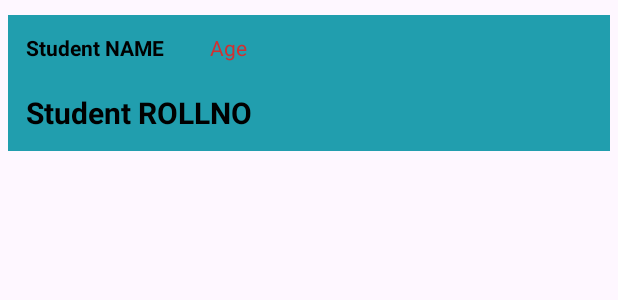
After one commit to Usman8902/Student-Recorrd, an Android app: the layout activity_student_card.xml on its own in the app's theme, with its tools: preview values and no code run, on a phone screen of 412 x 824 dp. The commit adds this screen. Shown: the top 300 px of the screen. Run offline under Robolectric (Android 15) with nearby library versions, the phone set to English and light mode, and no system bars.

```diff
--- a/app/src/main/AndroidManifest.xml
+++ b/app/src/main/AndroidManifest.xml
@@ -13,6 +13,12 @@
         android:theme="@style/Theme.StudentRecord"
         tools:targetApi="31">
         <activity
+            android:name=".StudentList"
+            android:exported="false" />
+        <activity
+            android:name=".StudentRecyclerViewAdapter"
+            android:exported="false" />
+        <activity
             android:name=".MainActivity2"
             android:exported="false" />
         <activity
--- /dev/null
+++ b/app/src/main/res/layout/activity_student_card.xml
@@ -0,0 +1,48 @@
+<?xml version="1.0" encoding="utf-8"?>
+<androidx.constraintlayout.widget.ConstraintLayout xmlns:android="http://schemas.android.com/apk/res/android"
+    xmlns:app="http://schemas.android.com/apk/res-auto"
+    xmlns:tools="http://schemas.android.com/tools"
+    android:id="@+id/student_card_layout"
+    android:layout_width="match_parent"
+    android:layout_height="wrap_content"
+    android:layout_marginLeft="5dp"
+    android:layout_marginTop="10dp"
+    android:layout_marginRight="5dp"
+    android:layout_marginBottom="10dp"
+    android:background="#335D80"
+    android:backgroundTint="#219EAE"
+    android:padding="12dp">
+
+    <TextView
+        android:id="@+id/student_card_name_field"
+        android:layout_width="wrap_content"
+        android:layout_height="wrap_content"
+        android:text="Student NAME"
+        android:textColor="#000000"
+        android:textStyle="bold"
+        app:layout_constraintStart_toStartOf="parent"
+        app:layout_constraintTop_toTopOf="parent" />
+
+    <TextView
+        android:id="@+id/student_card_rollno_field"
+        android:layout_width="wrap_content"
+        android:layout_height="wrap_content"
+        android:layout_marginTop="20dp"
+        android:text="Student ROLLNO"
+        android:textColor="@color/black"
+        android:textSize="20sp"
+        android:textStyle="bold"
+        app:layout_constraintStart_toStartOf="parent"
+        app:layout_constraintTop_toBottomOf="@+id/student_card_name_field" />
+
+    <TextView
+        android:id="@+id/student_card_age_field"
+        android:layout_width="wrap_content"
+        android:layout_height="wrap_content"
+        android:layout_marginLeft="30dp"
+        android:text="Age"
+        android:textColor="#D32F2F"
+        app:layout_constraintStart_toEndOf="@+id/student_card_name_field"
+        app:layout_constraintTop_toTopOf="parent" />
+
+</androidx.constraintlayout.widget.ConstraintLayout>
```
Also changed, not shown: app/src/main/java/com/example/studentrecord/MainActivity.java (+11 -1 lines), app/src/main/java/com/example/studentrecord/StudentList.java (added, +41 -0 lines), app/src/main/res/layout/activity_list2.xml (added, +13 -0 lines).
